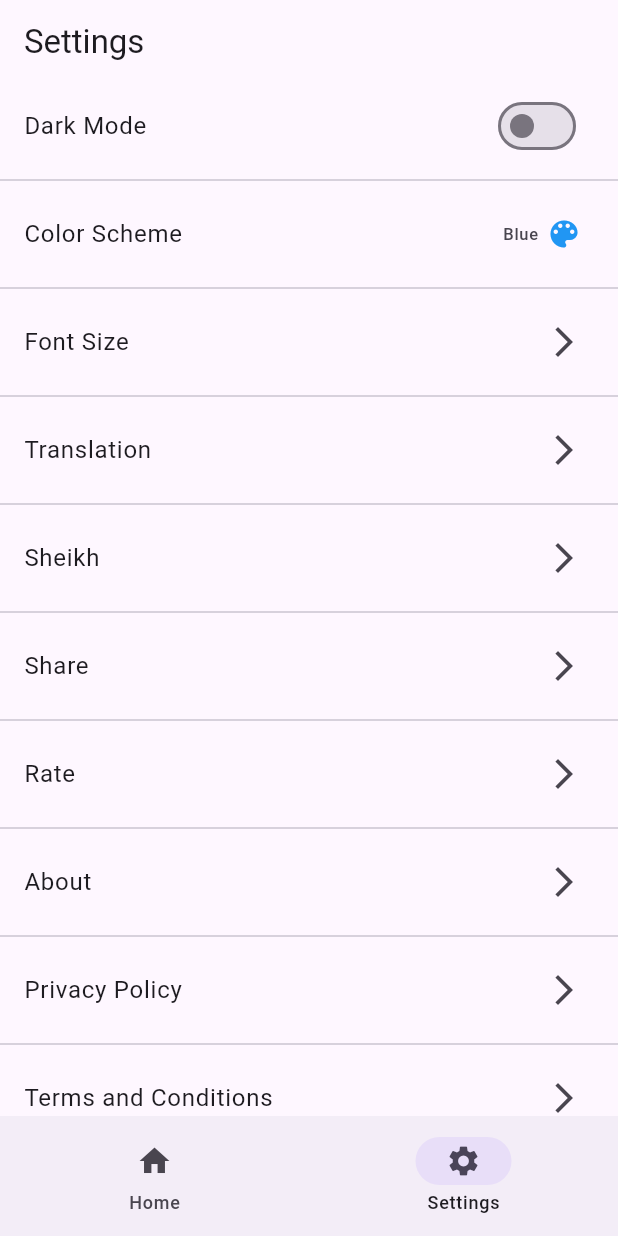
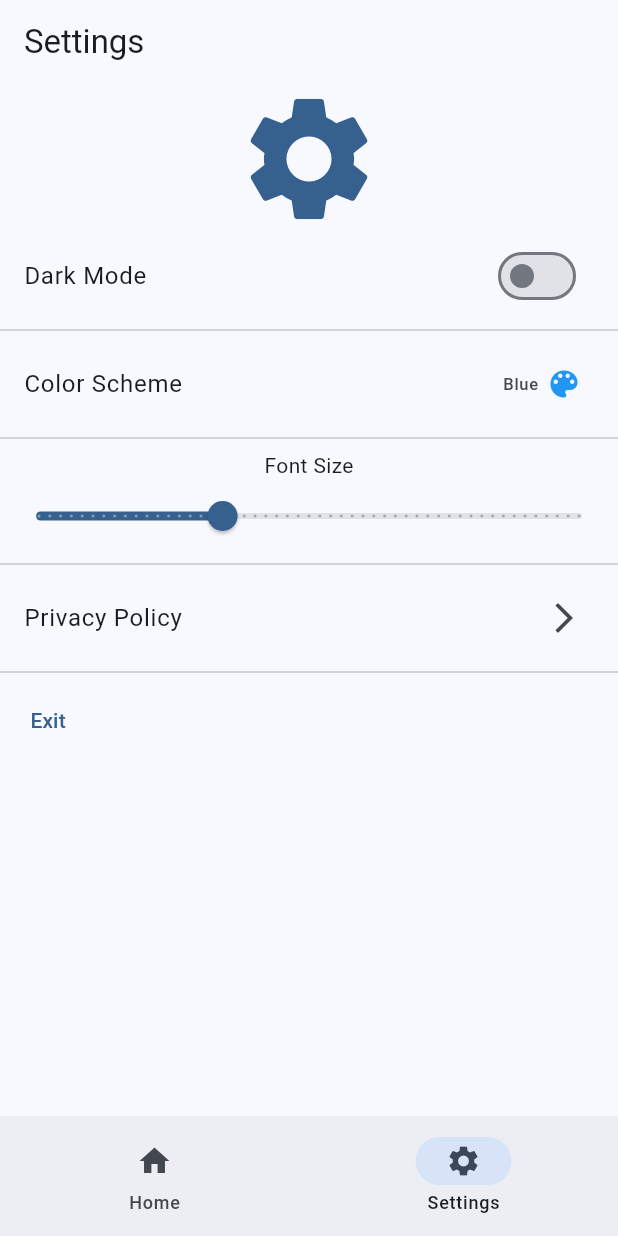
Before and after one commit to RomjanHossain/Quran, a Flutter app: the screen it shows after launch, item 2 of the bottom bar chosen, on a phone screen of 412 x 824 dp. Run offline on Flutter 3.47's test engine with Material 2 defaults, Android fonts, the phone set to English and light mode, and no system bars; our stand-ins replace just_audio, shared_preferences.

Commit message:
aaaaaaawwwwwwwww json

```diff
--- a/lib/main.dart
+++ b/lib/main.dart
@@ -36,42 +36,29 @@ class MyApp extends StatelessWidget {
               ? ThemeData(
                   brightness: Brightness.dark,
                   useMaterial3: true,
-                  primaryColor: themeNotifier.color,
-                  primarySwatch: MaterialColor(themeNotifier.color.value, {
-                    50: themeNotifier.color,
-                    100: themeNotifier.color,
-                    200: themeNotifier.color,
-                    300: themeNotifier.color,
-                    400: themeNotifier.color,
-                    500: themeNotifier.color,
-                    600: themeNotifier.color,
-                    700: themeNotifier.color,
-                    800: themeNotifier.color,
-                    900: themeNotifier.color,
-                  }),
-                  backgroundColor: themeNotifier.color,
-                  // nav button color
+                  // primaryColor: themeNotifier.color,
+                  // primarySwatch: MaterialColor(themeNotifier.color.value, {
+                  //   50: themeNotifier.color,
+                  //   100: themeNotifier.color,
+                  //   200: themeNotifier.color,
+                  //   300: themeNotifier.color,
+                  //   400: themeNotifier.color,
+                  //   500: themeNotifier.color,
+                  //   600: themeNotifier.color,
+                  //   700: themeNotifier.color,
+                  //   800: themeNotifier.color,
+                  //   900: themeNotifier.color,
+                  // }),
+                  // backgroundColor: themeNotifier.color,
+                  // button color
+                  colorSchemeSeed: themeNotifier.color,
 
                   // scaffoldBackgroundColor: themeNotifier.color.withOpacity(0.2),
                 )
               : ThemeData(
                   useMaterial3: true,
                   brightness: Brightness.light,
-                  primaryColor: themeNotifier.color,
-                  primarySwatch: MaterialColor(themeNotifier.color.value, {
-                    50: themeNotifier.color,
-                    100: themeNotifier.color,
-                    200: themeNotifier.color,
-                    300: themeNotifier.color,
-                    400: themeNotifier.color,
-                    500: themeNotifier.color,
-                    600: themeNotifier.color,
-                    700: themeNotifier.color,
-                    800: themeNotifier.color,
-                    900: themeNotifier.color,
-                  }),
-                  backgroundColor: themeNotifier.color,
-                  dividerColor: themeNotifier.color,
+                  colorSchemeSeed: themeNotifier.color,
 
                   // scaffoldBackgroundColor: themeNotifier.color.withOpacity(0.2),
                 ),
--- a/lib/pages/home/widget/material_surah_card.dart
+++ b/lib/pages/home/widget/material_surah_card.dart
@@ -69,7 +69,7 @@ class MaterialSurahCard extends StatelessWidget {
                 width: 50,
                 height: 50,
                 decoration: BoxDecoration(
-                  color: Theme.of(context).backgroundColor,
+                  color: Theme.of(context).colorScheme.surfaceVariant,
                   borderRadius: BorderRadius.circular(10),
                 ),
                 child: Center(
@@ -101,7 +101,7 @@ class MaterialSurahCard extends StatelessWidget {
                     mainAxisAlignment: MainAxisAlignment.center,
                     children: <Widget>[
                       Text(
-                        getType(surah.revelationType.replaceAll(' ', '')),
+                        '${getType(surah.revelationType.replaceAll(' ', ''))}\t\t-\t\t',
                         style: const TextStyle(
                           fontSize: 16,
                           // fontWeight: FontWeight.bold,
--- a/lib/pages/settings/settings_quran.dart
+++ b/lib/pages/settings/settings_quran.dart
@@ -1,8 +1,10 @@
 import 'package:flutter/material.dart';
+import 'package:flutter/services.dart';
 import 'package:provider/provider.dart';
 
 import '../../services/theme/theme_.dart';
 import '../../services/theme/theme_list.dart';
+import '../home/widget/fontsize_slider.dart';
 
 class Settings extends StatelessWidget {
   const Settings({super.key});
@@ -18,15 +20,12 @@ class Settings extends StatelessWidget {
   Widget build(BuildContext context) {
     return ListView(
       children: <Widget>[
-        // dark mode switch
-        // ListTile(
-        //   title: Text('Dark Mode'),
-        //   trailing: Switch(
-        //     value: true,
-        //     onChanged: null,
-        //   ),
-        // ),
-
+        // big setting icon
+        Icon(
+          Icons.settings,
+          size: 100,
+          color: Theme.of(context).colorScheme.primary,
+        ),
         Consumer<ModelTheme>(
             builder: (BuildContext context, ModelTheme value, Widget? child) {
           return ListTile(
@@ -81,41 +80,38 @@ class Settings extends StatelessWidget {
           );
         }),
         const Divider(),
-        // font size
-        const ListTile(
-          title: Text('Font Size'),
-          trailing: Icon(Icons.arrow_forward_ios),
+        // font size with a slider
+        // ListTile(
+        //   title: const Text('Font Size'),
+        //   trailing: FontSizeSlider(),
+        // ),
+        Column(
+          // mainAxisAlignment: MainAxisAlignment.center,
+          children: const <Widget>[
+            Text(
+              'Font Size',
+              // textAlign: TextAlign.left,
+            ),
+            FontSizeSlider(),
+          ],
         ),
-        const Divider(),
+
         // translation
-        const ListTile(
-          title: Text('Translation'),
-          trailing: Icon(Icons.arrow_forward_ios),
-        ),
-        const Divider(),
-        // sheikh
-        const ListTile(
-          title: Text('Sheikh'),
-          trailing: Icon(Icons.arrow_forward_ios),
-        ),
-        const Divider(),
-        // share
-        const ListTile(
-          title: Text('Share'),
-          trailing: Icon(Icons.arrow_forward_ios),
-        ),
-        const Divider(),
-        // rate
-        const ListTile(
-          title: Text('Rate'),
-          trailing: Icon(Icons.arrow_forward_ios),
-        ),
-        const Divider(),
-        // about
-        const ListTile(
-          title: Text('About'),
-          trailing: Icon(Icons.arrow_forward_ios),
-        ),
+        // const ListTile(
+        //   title: Text('Translation'),
+        // ),
+
+        // ...languageAndCode.keys.map(
+        //   (String key2) {
+        //     return Padding(
+        //       padding: const EdgeInsets.all(8.0),
+        //       child: TransListInDrawer(
+        //         key2: key2,
+        //       ),
+        //     );
+        //   },
+        // ),
+
         const Divider(),
         // privacy policy
         const ListTile(
@@ -123,22 +119,46 @@ class Settings extends StatelessWidget {
           trailing: Icon(Icons.arrow_forward_ios),
         ),
         const Divider(),
-        // terms and conditions
-        const ListTile(
-          title: Text('Terms and Conditions'),
-          trailing: Icon(Icons.arrow_forward_ios),
-        ),
-        const Divider(),
+
+        // const Divider(),
         // contact us
-        const ListTile(
-          title: Text('Contact Us'),
-          trailing: Icon(Icons.arrow_forward_ios),
-        ),
-        const Divider(),
-        // exit
-        const ListTile(
-          title: Text('Exit'),
-          trailing: Icon(Icons.arrow_forward_ios),
+        // const ListTile(
+        //   title: Text('Contact Us'),
+        //   trailing: Icon(Icons.arrow_forward_ios),
+        // ),
+        // a button to exit the app
+        Align(
+          alignment: Alignment.centerLeft,
+          child: TextButton(
+            onPressed: () {
+              // SystemNavigator.pop();
+              // show a dialog to confirm exit
+              showDialog(
+                context: context,
+                builder: (BuildContext context) {
+                  return AlertDialog(
+                    title: const Text('Exit'),
+                    content: const Text('Are you sure you want to exit?'),
+                    actions: <Widget>[
+                      TextButton(
+                        onPressed: () {
+                          Navigator.of(context).pop();
+                        },
+                        child: const Text('No'),
+                      ),
+                      TextButton(
+                        onPressed: () {
+                          SystemNavigator.pop();
+                        },
+                        child: const Text('Yes'),
+                      ),
+                    ],
+                  );
+                },
+              );
+            },
+            child: const Text('Exit'),
+          ),
         ),
       ],
     );
--- a/lib/services/provider/font/font_size_provider.dart
+++ b/lib/services/provider/font/font_size_provider.dart
@@ -5,6 +5,7 @@ class FontSizeProvider extends ChangeNotifier {
   FontSizeProvider() {
     _fontSize = 40;
     _arabicFontFamily = 'uthmani';
+    _isBn = false;
     _preferences = MyFontSizePreferences();
     _fontFamilyPreferences = MyFontFamilyPreferences();
 
@@ -29,11 +30,21 @@ class FontSizeProvider extends ChangeNotifier {
 
   /// get font family
   String get arabicFontFamily => _arabicFontFamily;
+  // is bangla name
+  late bool _isBn;
+  // get is bangla name
+  bool get isBn => _isBn;
 
   // setting font size value
   set fontSize(double value) {
     _fontSize = value;
     _preferences.setFontSize(value);
+    notifyListeners();
+  }
+
+  // setting is bangla name
+  set isBn(bool value) {
+    _isBn = value;
     notifyListeners();
   }
 
--- a/lib/services/theme/theme_list.dart
+++ b/lib/services/theme/theme_list.dart
@@ -16,7 +16,4 @@ Map<String, Color> allColors = <String, Color>{
   'Brown': Colors.brown,
   'Grey': Colors.grey,
   'BlueGrey': Colors.blueGrey,
-  'Black': Colors.black,
-  'White': Colors.white,
-  'Transparent': Colors.transparent,
 };
```
Also changed, not shown: lib/pages/home.dart (+5 -3 lines), lib/pages/home/widget/right_drawer.dart (+4 -3 lines), lib/pages/surah/surah.dart (+61 -17 lines), pubspec.lock.
